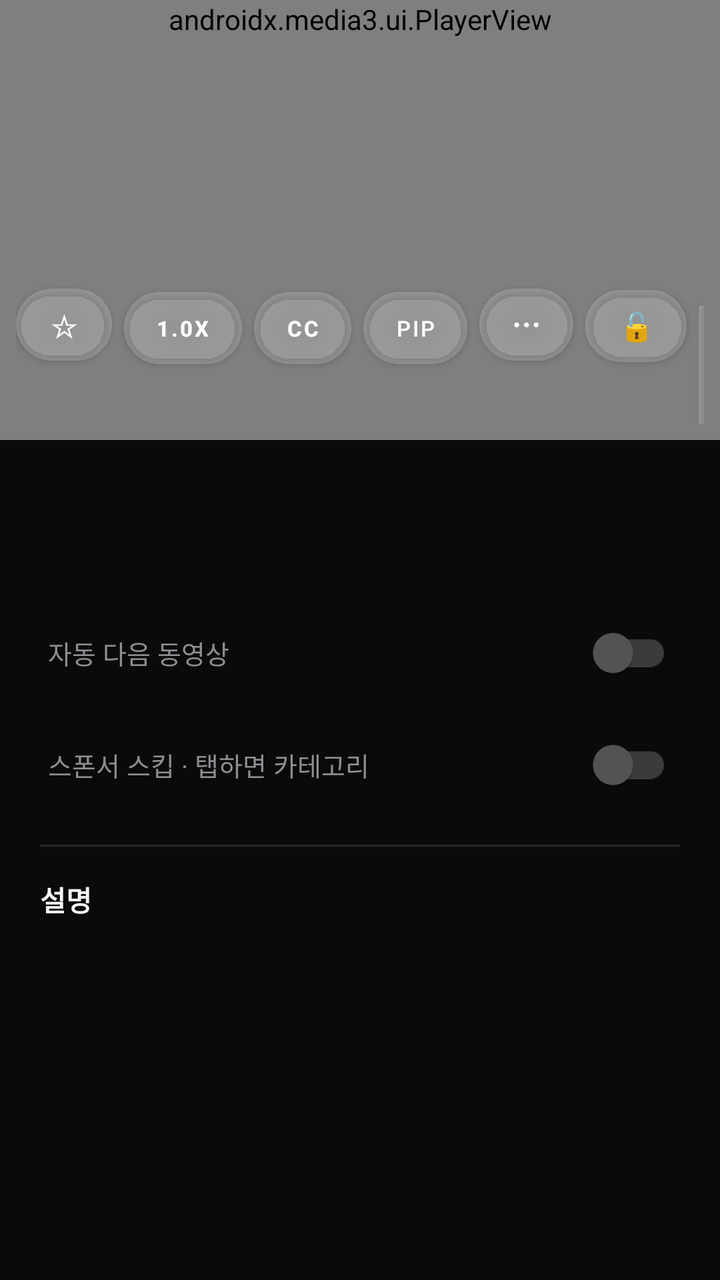
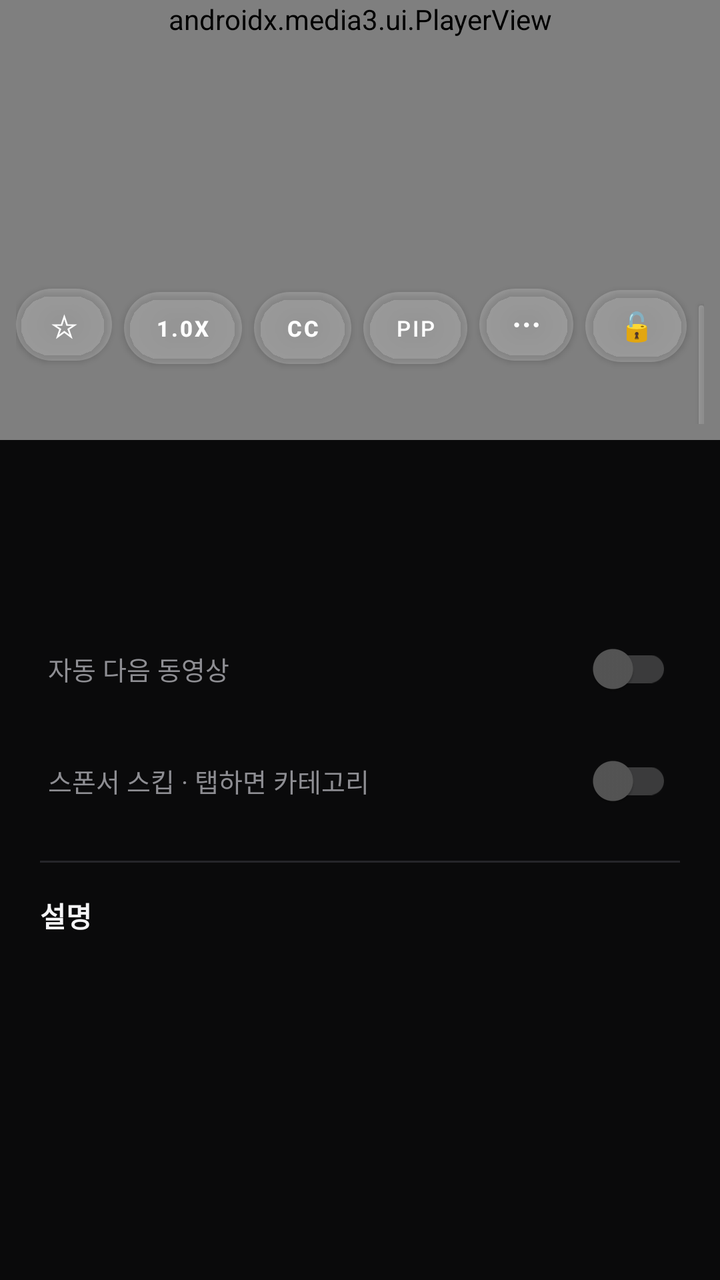

The first picture is an Android layout as it rendered before a commit; the second is the same layout after the commit. The layout source and the unified diff follow.
<!-- AndroidManifest.xml: activity theme Theme.MyPlayer -->
<!-- res/layout/activity_player.xml -->
<?xml version="1.0" encoding="utf-8"?>
<LinearLayout xmlns:android="http://schemas.android.com/apk/res/android"
    xmlns:app="http://schemas.android.com/apk/res-auto"
    android:layout_width="match_parent"
    android:layout_height="match_parent"
    android:orientation="vertical"
    android:background="@color/bg_dark">

    <FrameLayout
        android:id="@+id/videoContainer"
        android:layout_width="match_parent"
        android:layout_height="wrap_content"
        android:background="@android:color/black">

        <androidx.media3.ui.PlayerView
            android:id="@+id/playerView"
            android:layout_width="match_parent"
            android:layout_height="wrap_content"
            android:minHeight="220dp"
            app:resize_mode="fit"
            app:use_controller="true"
            app:show_buffering="when_playing" />

        <LinearLayout
            android:id="@+id/controlBar"
            android:layout_width="wrap_content"
            android:layout_height="wrap_content"
            android:layout_gravity="bottom|end"
            android:orientation="horizontal"
            android:padding="8dp">

            <com.google.android.material.button.MaterialButton
                android:id="@+id/btnBookmark"
                style="@style/Widget.MaterialComponents.Button"
                android:layout_width="wrap_content"
                android:layout_height="wrap_content"
                android:text="☆"
                android:textSize="16sp"
                android:minWidth="0dp"
                android:paddingStart="12dp"
                android:paddingEnd="12dp"
                app:backgroundTint="#33FFFFFF"
                app:cornerRadius="20dp" />

            <com.google.android.material.button.MaterialButton
                android:id="@+id/btnShare"
                style="@style/Widget.MaterialComponents.Button"
                android:layout_width="wrap_content"
                android:layout_height="wrap_content"
                android:visibility="gone"
                android:layout_marginStart="6dp"
                android:text="📤"
                android:textSize="14sp"
                android:minWidth="0dp"
                android:paddingStart="12dp"
                android:paddingEnd="12dp"
                app:backgroundTint="#33FFFFFF"
                app:cornerRadius="20dp" />

            <com.google.android.material.button.MaterialButton
                android:id="@+id/btnDownload"
                style="@style/Widget.MaterialComponents.Button"
                android:layout_width="wrap_content"
                android:layout_height="wrap_content"
                android:visibility="gone"
                android:layout_marginStart="6dp"
                android:text="📥"
                android:textSize="14sp"
                android:minWidth="0dp"
                android:paddingStart="12dp"
                android:paddingEnd="12dp"
                app:backgroundTint="#33FFFFFF"
                app:cornerRadius="20dp" />

            <com.google.android.material.button.MaterialButton
                android:id="@+id/btnSpeed"
                style="@style/Widget.MaterialComponents.Button"
                android:layout_width="wrap_content"
                android:layout_height="wrap_content"
                android:layout_marginStart="6dp"
                android:text="1.0x"
                android:textSize="11sp"
                android:textStyle="bold"
                android:minWidth="0dp"
                android:paddingStart="12dp"
                android:paddingEnd="12dp"
                app:backgroundTint="#33FFFFFF"
                app:cornerRadius="20dp" />

            <com.google.android.material.button.MaterialButton
                android:id="@+id/btnTranscript"
                style="@style/Widget.MaterialComponents.Button"
                android:layout_width="wrap_content"
                android:layout_height="wrap_content"
                android:visibility="gone"
                android:layout_marginStart="6dp"
                android:text="📝"
                android:textSize="14sp"
                android:minWidth="0dp"
                android:paddingStart="12dp"
                android:paddingEnd="12dp"
                app:backgroundTint="#33FFFFFF"
                app:cornerRadius="20dp" />

            <com.google.android.material.button.MaterialButton
                android:id="@+id/btnCc"
                style="@style/Widget.MaterialComponents.Button"
                android:layout_width="wrap_content"
                android:layout_height="wrap_content"
                android:layout_marginStart="6dp"
                android:text="CC"
                android:textSize="11sp"
                android:textStyle="bold"
                android:minWidth="0dp"
                android:paddingStart="12dp"
                android:paddingEnd="12dp"
                app:backgroundTint="#33FFFFFF"
                app:cornerRadius="20dp" />

            <com.google.android.material.button.MaterialButton
                android:id="@+id/btnQueue"
                style="@style/Widget.MaterialComponents.Button"
                android:layout_width="wrap_content"
                android:layout_height="wrap_content"
                android:visibility="gone"
                android:layout_marginStart="6dp"
                android:text="📋"
                android:textSize="14sp"
                android:minWidth="0dp"
                android:paddingStart="12dp"
                android:paddingEnd="12dp"
                app:backgroundTint="#33FFFFFF"
                app:cornerRadius="20dp" />

            <com.google.android.material.button.MaterialButton
                android:id="@+id/btnPip"
                style="@style/Widget.MaterialComponents.Button"
                android:layout_width="wrap_content"
                android:layout_height="wrap_content"
                android:layout_marginStart="6dp"
                android:text="PiP"
                android:textSize="11sp"
                android:minWidth="0dp"
                android:paddingStart="12dp"
                android:paddingEnd="12dp"
                app:backgroundTint="#33FFFFFF"
                app:cornerRadius="20dp" />

            <com.google.android.material.button.MaterialButton
                android:id="@+id/btnMore"
                style="@style/Widget.MaterialComponents.Button"
                android:layout_width="wrap_content"
                android:layout_height="wrap_content"
                android:layout_marginStart="6dp"
                android:text="⋯"
                android:textSize="16sp"
                android:textStyle="bold"
                android:minWidth="0dp"
                android:paddingStart="12dp"
                android:paddingEnd="12dp"
                app:backgroundTint="#33FFFFFF"
                app:cornerRadius="20dp" />

            <com.google.android.material.button.MaterialButton
                android:id="@+id/btnLock"
                style="@style/Widget.MaterialComponents.Button"
                android:layout_width="wrap_content"
                android:layout_height="wrap_content"
                android:layout_marginStart="6dp"
                android:text="🔓"
                android:textSize="14sp"
                android:minWidth="0dp"
                android:paddingStart="12dp"
                android:paddingEnd="12dp"
                app:backgroundTint="#33FFFFFF"
                app:cornerRadius="20dp" />

            <com.google.android.material.button.MaterialButton
                android:id="@+id/btnFullscreen"
                style="@style/Widget.MaterialComponents.Button"
                android:layout_width="wrap_content"
                android:layout_height="wrap_content"
                android:layout_marginStart="6dp"
                android:text="Full"
                android:textSize="11sp"
                android:minWidth="0dp"
                android:paddingStart="12dp"
                android:paddingEnd="12dp"
                app:backgroundTint="#33FFFFFF"
                app:cornerRadius="20dp" />
        </LinearLayout>

        <FrameLayout
            android:id="@+id/seekOverlayLeft"
            android:layout_width="120dp"
            android:layout_height="match_parent"
            android:layout_gravity="start|center_vertical"
            android:background="#66000000"
            android:visibility="gone">

            <TextView
                android:layout_width="wrap_content"
                android:layout_height="wrap_content"
                android:layout_gravity="center"
                android:text="◀◀ 10"
                android:textColor="#FFFFFF"
                android:textSize="16sp"
                android:textStyle="bold" />
        </FrameLayout>

        <FrameLayout
            android:id="@+id/seekOverlayRight"
            android:layout_width="120dp"
            android:layout_height="match_parent"
            android:layout_gravity="end|center_vertical"
            android:background="#66000000"
            android:visibility="gone">

            <TextView
                android:layout_width="wrap_content"
                android:layout_height="wrap_content"
                android:layout_gravity="center"
                android:text="10 ▶▶"
                android:textColor="#FFFFFF"
                android:textSize="16sp"
                android:textStyle="bold" />
        </FrameLayout>

        
        
        <TextView
            android:id="@+id/gestureOverlay"
            android:layout_width="wrap_content"
            android:layout_height="wrap_content"
            android:layout_gravity="center"
            android:padding="20dp"
            android:background="#99000000"
            android:text="🔊 50%"
            android:textColor="#FFFFFF"
            android:textSize="20sp"
            android:textStyle="bold"
            android:visibility="gone" />

        <LinearLayout
            android:id="@+id/lockOverlay"
            android:layout_width="match_parent"
            android:layout_height="match_parent"
            android:orientation="vertical"
            android:gravity="center"
            android:background="#00000000"
            android:visibility="gone"
            android:clickable="true"
            android:focusable="true">

            <TextView
                android:id="@+id/tvLockHint"
                android:layout_width="wrap_content"
                android:layout_height="wrap_content"
                android:padding="12dp"
                android:background="#99000000"
                android:text="🔒 잠금됨 · 탭해서 해제"
                android:textColor="#FFFFFF"
                android:textSize="13sp" />
        </LinearLayout>

        <LinearLayout
            android:id="@+id/autoNextOverlay"
            android:layout_width="match_parent"
            android:layout_height="match_parent"
            android:orientation="vertical"
            android:gravity="center"
            android:background="#CC000000"
            android:visibility="gone">

            <TextView
                android:layout_width="wrap_content"
                android:layout_height="wrap_content"
                android:text="다음 동영상"
                android:textColor="#AAAAAA"
                android:textSize="14sp" />

            <TextView
                android:id="@+id/tvNextCountdown"
                android:layout_width="wrap_content"
                android:layout_height="wrap_content"
                android:layout_marginTop="8dp"
                android:text="5"
                android:textColor="#FFFFFF"
                android:textSize="56sp"
                android:textStyle="bold" />

            <com.google.android.material.button.MaterialButton
                android:id="@+id/btnCancelAutoNext"
                style="@style/Widget.MaterialComponents.Button.OutlinedButton"
                android:layout_width="wrap_content"
                android:layout_height="wrap_content"
                android:layout_marginTop="16dp"
                android:text="취소"
                android:textColor="#FFFFFF"
                app:strokeColor="#FFFFFF"
                app:cornerRadius="20dp" />
        </LinearLayout>
    </FrameLayout>

    <androidx.core.widget.NestedScrollView
        android:id="@+id/infoScroll"
        android:layout_width="match_parent"
        android:layout_height="0dp"
        android:layout_weight="1"
        android:background="@color/bg_dark">

        <LinearLayout
            android:layout_width="match_parent"
            android:layout_height="wrap_content"
            android:orientation="vertical"
            android:padding="20dp">

            <TextView
                android:id="@+id/tvTitle"
                android:layout_width="match_parent"
                android:layout_height="wrap_content"
                android:textSize="17sp"
                android:textStyle="bold"
                android:textColor="@color/text_primary"
                android:maxLines="3"
                android:ellipsize="end" />

            <TextView
                android:id="@+id/tvChannel"
                android:layout_width="match_parent"
                android:layout_height="wrap_content"
                android:layout_marginTop="8dp"
                android:textSize="13sp"
                android:textColor="@color/accent" />

            
            <LinearLayout
                android:layout_width="match_parent"
                android:layout_height="wrap_content"
                android:layout_marginTop="14dp"
                android:orientation="horizontal"
                android:gravity="center_vertical"
                android:paddingStart="4dp"
                android:paddingEnd="4dp">

                <TextView
                    android:layout_width="0dp"
                    android:layout_height="wrap_content"
                    android:layout_weight="1"
                    android:text="자동 다음 동영상"
                    android:textSize="13sp"
                    android:textColor="@color/text_secondary" />

                <com.google.android.material.switchmaterial.SwitchMaterial
                    android:id="@+id/swAutoNext"
                    android:layout_width="wrap_content"
                    android:layout_height="wrap_content"
                    app:thumbTint="@color/switch_thumb"
                    app:trackTint="@color/switch_track"
                    app:useMaterialThemeColors="false" />
            </LinearLayout>

            <LinearLayout
                android:layout_width="match_parent"
                android:layout_height="wrap_content"
                android:layout_marginTop="8dp"
                android:orientation="horizontal"
                android:gravity="center_vertical"
                android:paddingStart="4dp"
                android:paddingEnd="4dp">

                <TextView
                    android:id="@+id/tvSbLabel"
                    android:layout_width="0dp"
                    android:layout_height="wrap_content"
                    android:layout_weight="1"
                    android:text="스폰서 스킵 · 탭하면 카테고리"
                    android:textSize="13sp"
                    android:textColor="@color/text_secondary"
                    android:paddingTop="8dp"
                    android:paddingBottom="8dp"
                    android:clickable="true"
                    android:focusable="true"
                    android:background="?android:attr/selectableItemBackground" />

                <com.google.android.material.switchmaterial.SwitchMaterial
                    android:id="@+id/swSponsorBlock"
                    android:layout_width="wrap_content"
                    android:layout_height="wrap_content"
                    app:thumbTint="@color/switch_thumb"
                    app:trackTint="@color/switch_track"
                    app:useMaterialThemeColors="false" />
            </LinearLayout>

            <LinearLayout
                android:id="@+id/summaryCard"
                android:layout_width="match_parent"
                android:layout_height="wrap_content"
                android:layout_marginTop="16dp"
                android:orientation="vertical"
                android:padding="16dp"
                android:background="@drawable/bg_summary"
                android:visibility="gone">

                <LinearLayout
                    android:layout_width="match_parent"
                    android:layout_height="wrap_content"
                    android:orientation="horizontal"
                    android:gravity="center_vertical">

                    <TextView
                        android:layout_width="wrap_content"
                        android:layout_height="wrap_content"
                        android:text="✨"
                        android:textSize="16sp" />

                    <TextView
                        android:layout_width="wrap_content"
                        android:layout_height="wrap_content"
                        android:layout_marginStart="8dp"
                        android:text="요약"
                        android:textSize="14sp"
                        android:textStyle="bold"
                        android:textColor="@color/text_primary" />

                    <TextView
                        android:id="@+id/tvSummaryBadge"
                        android:layout_width="wrap_content"
                        android:layout_height="wrap_content"
                        android:layout_marginStart="8dp"
                        android:text="AI 요약"
                        android:textSize="10sp"
                        android:textColor="@color/text_tertiary"
                        android:background="@drawable/bg_badge"
                        android:paddingStart="8dp"
                        android:paddingEnd="8dp"
                        android:paddingTop="2dp"
                        android:paddingBottom="2dp" />
                </LinearLayout>

                <TextView
                    android:id="@+id/tvSummary"
                    android:layout_width="match_parent"
                    android:layout_height="wrap_content"
                    android:layout_marginTop="10dp"
                    android:textSize="14sp"
                    android:lineSpacingExtra="4dp"
                    android:textColor="@color/text_secondary" />
            </LinearLayout>

            <View
                android:layout_width="match_parent"
                android:layout_height="1dp"
                android:layout_marginTop="16dp"
                android:background="@color/divider" />

            <TextView
                android:layout_width="wrap_content"
                android:layout_height="wrap_content"
                android:layout_marginTop="16dp"
                android:text="설명"
                android:textSize="14sp"
                android:textStyle="bold"
                android:textColor="@color/text_primary" />

            <TextView
                android:id="@+id/tvDescription"
                android:layout_width="match_parent"
                android:layout_height="wrap_content"
                android:layout_marginTop="10dp"
                android:textSize="14sp"
                android:lineSpacingExtra="4dp"
                android:textColor="@color/text_secondary" />
        </LinearLayout>
    </androidx.core.widget.NestedScrollView>
</LinearLayout>
<!-- resources referenced by this layout -->
<resources>
  <color name="accent">#FF2D55</color>
  <color name="bg_dark">#0A0A0B</color>
  <color name="divider">#26262A</color>
  <color name="text_primary">#F5F5F7</color>
  <color name="text_secondary">#8E8E93</color>
  <color name="text_tertiary">#5A5A5F</color>
  <!-- drawable bg_badge (drawable) -->
  <?xml version="1.0" encoding="utf-8"?>
  <shape xmlns:android="http://schemas.android.com/apk/res/android"
      android:shape="rectangle">
      <solid android:color="@color/bg_elevated" />
      <corners android:radius="8dp" />
  </shape>
  <!-- drawable bg_summary (drawable) -->
  <?xml version="1.0" encoding="utf-8"?>
  <shape xmlns:android="http://schemas.android.com/apk/res/android"
      android:shape="rectangle">
      <solid android:color="@color/bg_surface" />
      <corners android:radius="14dp" />
      <stroke android:width="1dp" android:color="@color/divider" />
  </shape>
  <style name="Theme.MyPlayer" parent="Theme.MaterialComponents.NoActionBar">
          <item name="colorPrimary">@color/accent</item>
          <item name="colorPrimaryVariant">@color/accent_dark</item>
          <item name="colorOnPrimary">@color/white</item>
          <item name="colorSecondary">@color/accent</item>
          <item name="colorOnSecondary">@color/white</item>
          <item name="colorAccent">@color/spinner</item>
          <item name="android:colorBackground">@color/bg_dark</item>
          <item name="colorSurface">@color/bg_surface</item>
          <item name="colorOnSurface">@color/text_primary</item>
          <item name="android:statusBarColor">@color/bg_dark</item>
          <item name="android:navigationBarColor">@color/bg_dark</item>
          <item name="android:windowLightStatusBar">false</item>
          <item name="android:textColorPrimary">@color/text_primary</item>
          <item name="android:textColorSecondary">@color/text_secondary</item>
      </style>
  <color name="bg_elevated">#1C1C1F</color>
  <color name="bg_surface">#141416</color>
  <color name="accent_dark">#E01E45</color>
  <color name="white">#FFFFFF</color>
  <color name="spinner">#E5E5E7</color>
</resources>

<!-- the commit's change to res/layout/activity_player.xml (unified diff, before → after) -->
@@ -331,7 +331,12 @@
                 android:layout_height="wrap_content"
                 android:layout_marginTop="8dp"
                 android:textSize="13sp"
-                android:textColor="@color/accent" />
+                android:textColor="@color/accent"
+                android:paddingTop="4dp"
+                android:paddingBottom="4dp"
+                android:clickable="true"
+                android:focusable="true"
+                android:background="?android:attr/selectableItemBackground" />
 
             
             <LinearLayout
